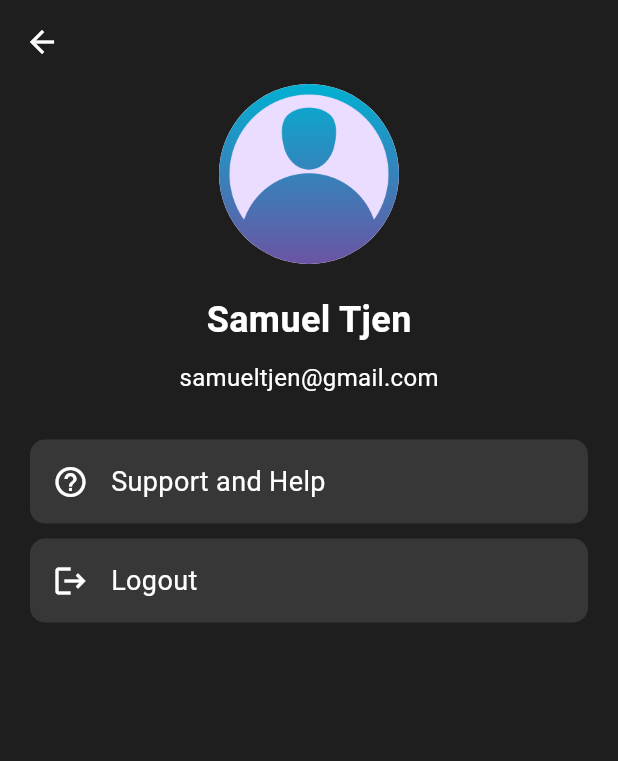
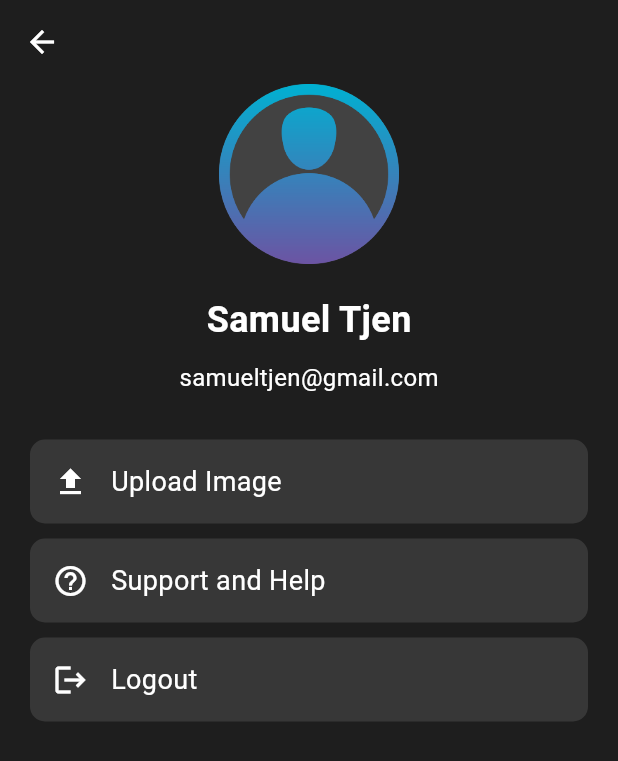
Before and after one commit to tristangautamaa/zeat-app, a Flutter app: the ProfilePage screen opened by its route, on a phone screen of 412 x 824 dp. Shown: the top 761 px of the screen. Run offline on Flutter 3.47's test engine with Material 3 defaults, Android fonts, the phone set to English and light mode, and no system bars; our stand-ins replace google_generative_ai, google_maps_flutter, permission_handler; missing offline and left inert: flutter_ai_toolkit.

Commit message:
Bug fixed profile picture

```diff
--- a/lib/profile_page.dart
+++ b/lib/profile_page.dart
@@ -13,8 +13,39 @@ class ProfilePageState extends State<ProfilePage> {
   bool _hasProfileImage = false;
 
   Future<void> _pickImage() async {
+    final bool? confirmed = await showDialog<bool>(
+      context: context,
+      builder:
+          (context) => AlertDialog(
+            title: const Text('Upload Image'),
+            content: const Text('Select an image from your gallery?'),
+            actions: [
+              TextButton(
+                onPressed: () => Navigator.pop(context, false),
+                child: const Text('Cancel'),
+              ),
+              TextButton(
+                onPressed: () => Navigator.pop(context, true),
+                child: const Text('Select'),
+              ),
+            ],
+          ),
+    );
+
+    if (confirmed == true) {
       setState(() {
-      _hasProfileImage = true;
+        _hasProfileImage = true; // Set to true only if user selects an image
+      });
+    } else {
+      setState(() {
+        _hasProfileImage = false; // Reset to default image if user cancels
+      });
+    }
+  }
+
+  void _resetToDefault() {
+    setState(() {
+      _hasProfileImage = false; // Revert to default image
     });
   }
 
@@ -44,18 +75,54 @@ class ProfilePageState extends State<ProfilePage> {
                 child: Column(
                   mainAxisAlignment: MainAxisAlignment.center,
                   children: [
-                    GestureDetector(
-                      onTap: _pickImage,
-                      child: CircleAvatar(
+                    Stack(
+                      alignment: Alignment.bottomRight,
+                      children: [
+                        CircleAvatar(
                           radius: 60,
                           backgroundImage:
                               _hasProfileImage
                                   ? const NetworkImage(
                                     'https://via.placeholder.com/150',
                                   )
-                                : const AssetImage('assets/default-profile.png')
+                                  : const AssetImage(
+                                        'assets/default-profile.png',
+                                      )
                                       as ImageProvider,
+                          backgroundColor: Colors.grey[800],
+                          foregroundColor: Colors.transparent,
+                          child:
+                              _hasProfileImage
+                                  ? null
+                                  : Image.asset(
+                                    'assets/default-profile.png',
+                                    fit: BoxFit.cover,
+                                    errorBuilder: (context, error, stackTrace) {
+                                      return const Icon(
+                                        Icons.error,
+                                        color: Colors.red,
+                                        size: 40,
+                                      );
+                                    },
                                   ),
+                        ),
+                        if (_hasProfileImage)
+                          GestureDetector(
+                            onTap: _resetToDefault,
+                            child: Container(
+                              padding: const EdgeInsets.all(4),
+                              decoration: const BoxDecoration(
+                                color: Colors.brown,
+                                shape: BoxShape.circle,
+                              ),
+                              child: const Icon(
+                                Icons.refresh,
+                                color: Colors.white,
+                                size: 20,
+                              ),
+                            ),
+                          ),
+                      ],
                     ),
                     const SizedBox(height: 20),
                     const Text(
@@ -72,6 +139,12 @@ class ProfilePageState extends State<ProfilePage> {
                       style: TextStyle(color: Colors.white, fontSize: 16),
                     ),
                     const SizedBox(height: 30),
+                    _buildMenuItem(
+                      icon: Icons.upload,
+                      title: 'Upload Image',
+                      onTap: _pickImage,
+                    ),
+                    const SizedBox(height: 10),
                     _buildMenuItem(
                       icon: Icons.help_outline,
                       title: 'Support and Help',
@@ -119,9 +192,7 @@ class ProfilePageState extends State<ProfilePage> {
         margin: const EdgeInsets.symmetric(horizontal: 20),
         padding: const EdgeInsets.all(15),
         decoration: BoxDecoration(
-          color: Colors.grey[800]?.withValues(
-            alpha: 0.7,
-          ), // Updated to withValues(alpha: 0.7)
+          color: Colors.grey[800]?.withValues(alpha: 0.7),
           borderRadius: BorderRadius.circular(10),
         ),
         child: Row(
```
Lines whose indentation alone changed are shown as unchanged.
